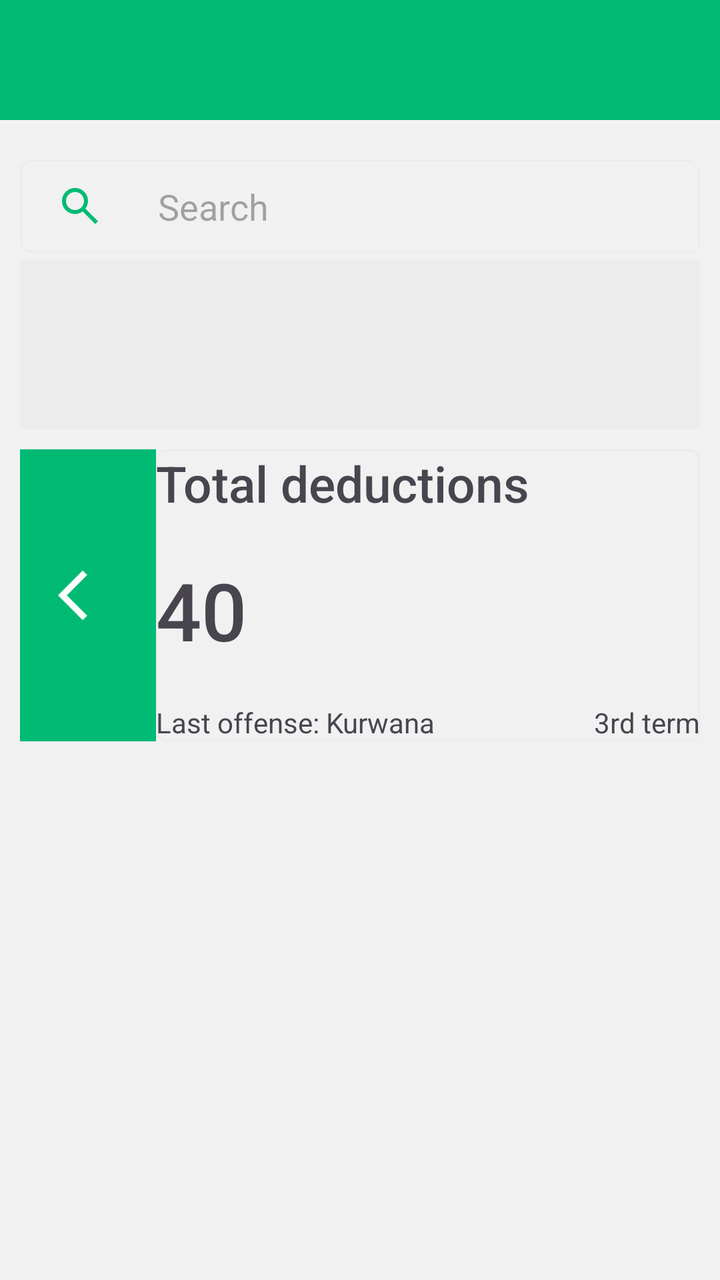
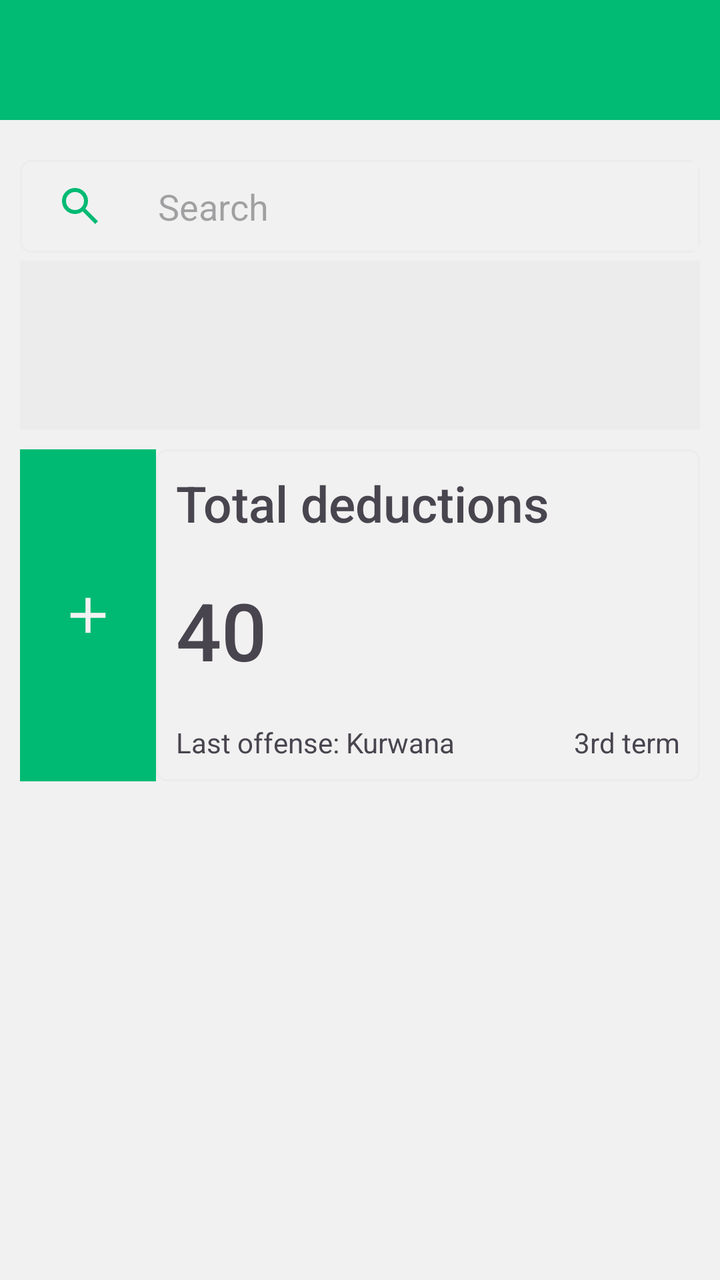

The first picture is an Android layout as it rendered before a commit; the second is the same layout after the commit. The layout source and the unified diff follow.
<!-- AndroidManifest.xml: activity theme Theme.InspectorAppUpdate -->
<!-- res/layout/fragment_search_student.xml -->
<?xml version="1.0" encoding="utf-8"?>
<RelativeLayout xmlns:android="http://schemas.android.com/apk/res/android"
    xmlns:tools="http://schemas.android.com/tools"
    android:layout_width="match_parent"
    android:layout_height="match_parent"
    tools:context=".ui.fragment.student.SearchStudentFragment"
    android:background="@color/main_background_color">

    <RelativeLayout
        android:id="@+id/rl_header_title"
        android:layout_width="match_parent"
        android:layout_height="60dp"
        android:background="@color/main_green_color"
        android:layout_alignParentTop="true"
        android:padding="@dimen/ten">

        <LinearLayout
            android:id="@+id/ll_from_transaction"
            android:layout_width="wrap_content"
            android:layout_height="wrap_content"
            android:orientation="horizontal"
            android:layout_centerVertical="true"
            android:gravity="center_vertical">

            <TextView
                android:id="@+id/tv_search_student_header"
                android:layout_width="wrap_content"
                android:layout_height="wrap_content"
                android:textColor="@color/white"
                android:fontFamily="sans-serif-medium"
                android:textSize="@dimen/fifteen"
                android:gravity="center_vertical"/>
        </LinearLayout>
    </RelativeLayout>

    <RelativeLayout
        android:layout_width="match_parent"
        android:layout_height="wrap_content"
        android:layout_below="@id/rl_header_title"
        android:padding="10dp"
        android:layout_marginTop="10dp">

        <RelativeLayout
            android:id="@+id/rl_search_student"
            android:layout_width="match_parent"
            android:layout_height="wrap_content">

            <LinearLayout
                android:layout_width="match_parent"
                android:layout_height="wrap_content"
                android:orientation="horizontal"
                android:background="@drawable/search_parent_style"
                android:weightSum="7"
                android:padding="1sp">

                <ImageView
                    android:id="@+id/imv_search"
                    android:layout_width="wrap_content"
                    android:layout_height="wrap_content"
                    android:src="@drawable/outline_search_24"
                    android:layout_gravity="center_vertical"
                    android:layout_weight="1"/>

                <EditText
                    android:id="@+id/et_search_student"
                    android:layout_width="wrap_content"
                    android:layout_height="wrap_content"
                    android:hint="@string/search"
                    android:layout_weight="6"
                    android:background="@drawable/search_edittext_style"/>

            </LinearLayout>


        </RelativeLayout>

        <RelativeLayout
            android:id="@+id/rl_student_details"
            android:layout_width="match_parent"
            android:layout_height="wrap_content"
            android:layout_marginTop="4sp"
            android:layout_below="@id/rl_search_student"
            android:padding="10dp"
            android:background="@color/main_gray_color">

            <TextView
                android:id="@+id/tv_student_name"
                android:layout_width="wrap_content"
                android:layout_height="wrap_content"
                android:layout_alignParentTop="true"
                android:textSize="30sp"
                android:fontFamily="sans-serif-black"/>

            <TextView
                android:id="@+id/tv_student_reg_number"
                android:layout_width="wrap_content"
                android:layout_height="wrap_content"
                android:layout_below="@id/tv_student_name"
                android:layout_marginTop="5sp" />

        </RelativeLayout>

        <LinearLayout
            android:layout_width="match_parent"
            android:layout_height="wrap_content"
            android:layout_below="@+id/rl_student_details"
            android:layout_marginTop="10dp"
            android:orientation="horizontal"
            android:weightSum="5">

            <RelativeLayout
                android:id="@+id/rl_deduction_title"
                android:layout_width="match_parent"
                android:layout_height="match_parent"
                android:background="@color/mainGreen"
                android:layout_weight="4">
                <ImageView
                    android:layout_width="30dp"
                    android:layout_height="30dp"
                    android:layout_centerInParent="true"
                    android:src="@drawable/backward_arrow_icon" />
            </RelativeLayout>

            <RelativeLayout
                android:layout_width="match_parent"
                android:layout_height="wrap_content"
                android:layout_weight="1"
                android:background="@drawable/search_parent_style">
                <TextView
                    android:id="@+id/tv_total_deduction_title"
                    android:layout_width="match_parent"
                    android:layout_height="wrap_content"
                    android:text="Total deductions"
                    android:textAlignment="center"
                    android:textSize="25sp"
                    android:fontFamily="sans-serif-medium"
                    android:layout_alignParentTop="true"/>

                <TextView
                    android:id="@+id/tv_total_deduction_value"
                    android:layout_width="match_parent"
                    android:layout_height="wrap_content"
                    android:text="40"
                    android:layout_below="@id/tv_total_deduction_title"
                    android:layout_marginTop="20sp"
                    android:textAlignment="center"
                    android:textSize="40sp"
                    android:fontFamily="sans-serif-medium"
                    android:layout_marginBottom="20sp"/>

                <RelativeLayout
                    android:layout_width="match_parent"
                    android:layout_height="wrap_content"
                    android:layout_below="@id/tv_total_deduction_value">

                    <TextView
                        android:id="@+id/tv_last_offense"
                        android:layout_width="wrap_content"
                        android:layout_height="wrap_content"
                        android:layout_alignParentLeft="true"
                        android:text="Last offense: Kurwana"/>

                    <TextView
                        android:id="@+id/tv_offense_term"
                        android:layout_width="wrap_content"
                        android:layout_height="wrap_content"
                        android:layout_alignParentEnd="true"
                        android:text="3rd term"/>

                </RelativeLayout>

            </RelativeLayout>

        </LinearLayout>

    </RelativeLayout>




</RelativeLayout>
<!-- resources referenced by this layout -->
<resources>
  <color name="mainGreen">#00ba73</color>
  <color name="main_background_color">#f1f1f1</color>
  <color name="main_gray_color">#EDECEC</color>
  <color name="main_green_color">#01ba73</color>
  <color name="white">#FFFFFFFF</color>
  <dimen name="fifteen">15sp</dimen>
  <dimen name="ten">10dp</dimen>
  <!-- drawable backward_arrow_icon (drawable) -->
  <vector xmlns:android="http://schemas.android.com/apk/res/android" android:autoMirrored="true" android:height="20dp" android:tint="#FFFFFF" android:viewportHeight="24" android:viewportWidth="24" android:width="20dp">
        
      <path android:fillColor="@android:color/white" android:pathData="M11.67,3.87L9.9,2.1 0,12l9.9,9.9 1.77,-1.77L3.54,12z"/>
      
  </vector>
  <!-- drawable outline_search_24 (drawable) -->
  <vector xmlns:android="http://schemas.android.com/apk/res/android" android:height="24dp" android:tint="#01BA73" android:viewportHeight="960" android:viewportWidth="960" android:width="24dp">
        
      <path android:fillColor="@android:color/white" android:pathData="M784,840L532,588Q502,612 463,626Q424,640 380,640Q271,640 195.5,564.5Q120,489 120,380Q120,271 195.5,195.5Q271,120 380,120Q489,120 564.5,195.5Q640,271 640,380Q640,424 626,463Q612,502 588,532L840,784L784,840ZM380,560Q455,560 507.5,507.5Q560,455 560,380Q560,305 507.5,252.5Q455,200 380,200Q305,200 252.5,252.5Q200,305 200,380Q200,455 252.5,507.5Q305,560 380,560Z"/>
      
  </vector>
  <!-- drawable search_edittext_style (drawable) -->
  <?xml version="1.0" encoding="utf-8"?>
  <shape xmlns:android="http://schemas.android.com/apk/res/android">
      <stroke
          android:color="@color/main_background_color"
          android:width="1sp" />
      <padding
          android:bottom="10sp"
          android:left="10sp"
          android:right="10sp"
          android:top="10sp"/>
  </shape>
  <!-- drawable search_parent_style (drawable) -->
  <?xml version="1.0" encoding="utf-8"?>
  <shape xmlns:android="http://schemas.android.com/apk/res/android">
      <stroke
          android:color="@color/main_gray_color"
          android:width="1dp"/>
      <corners
          android:radius="5dp" />
  </shape>
  <string name="search">Search</string>
  <style name="Theme.InspectorAppUpdate" parent="android:Theme.Material.Light.NoActionBar" />
</resources>

<!-- the commit's change to res/layout/fragment_search_student.xml (unified diff, before → after) -->
@@ -118,14 +118,15 @@
                     android:layout_width="30dp"
                     android:layout_height="30dp"
                     android:layout_centerInParent="true"
-                    android:src="@drawable/backward_arrow_icon" />
+                    android:src="@drawable/outline_add_24" />
             </RelativeLayout>
 
             <RelativeLayout
                 android:layout_width="match_parent"
                 android:layout_height="wrap_content"
                 android:layout_weight="1"
-                android:background="@drawable/search_parent_style">
+                android:background="@drawable/search_parent_style"
+                android:padding="10sp">
                 <TextView
                     android:id="@+id/tv_total_deduction_title"
                     android:layout_width="match_parent"
<!-- resource entries referenced after the edit -->
@@ -7,10 +7,10 @@
   <color name="white">#FFFFFFFF</color>
   <dimen name="fifteen">15sp</dimen>
   <dimen name="ten">10dp</dimen>
-  <!-- drawable backward_arrow_icon (drawable) -->
-  <vector xmlns:android="http://schemas.android.com/apk/res/android" android:autoMirrored="true" android:height="20dp" android:tint="#FFFFFF" android:viewportHeight="24" android:viewportWidth="24" android:width="20dp">
+  <!-- drawable outline_add_24 (drawable) -->
+  <vector xmlns:android="http://schemas.android.com/apk/res/android" android:height="24dp" android:tint="#F3F2F2" android:viewportHeight="960" android:viewportWidth="960" android:width="24dp">
         
-      <path android:fillColor="@android:color/white" android:pathData="M11.67,3.87L9.9,2.1 0,12l9.9,9.9 1.77,-1.77L3.54,12z"/>
+      <path android:fillColor="@android:color/white" android:pathData="M440,520L200,520L200,440L440,440L440,200L520,200L520,440L760,440L760,520L520,520L520,760L440,760L440,520Z"/>
       
   </vector>
   <!-- drawable outline_search_24 (drawable) -->
